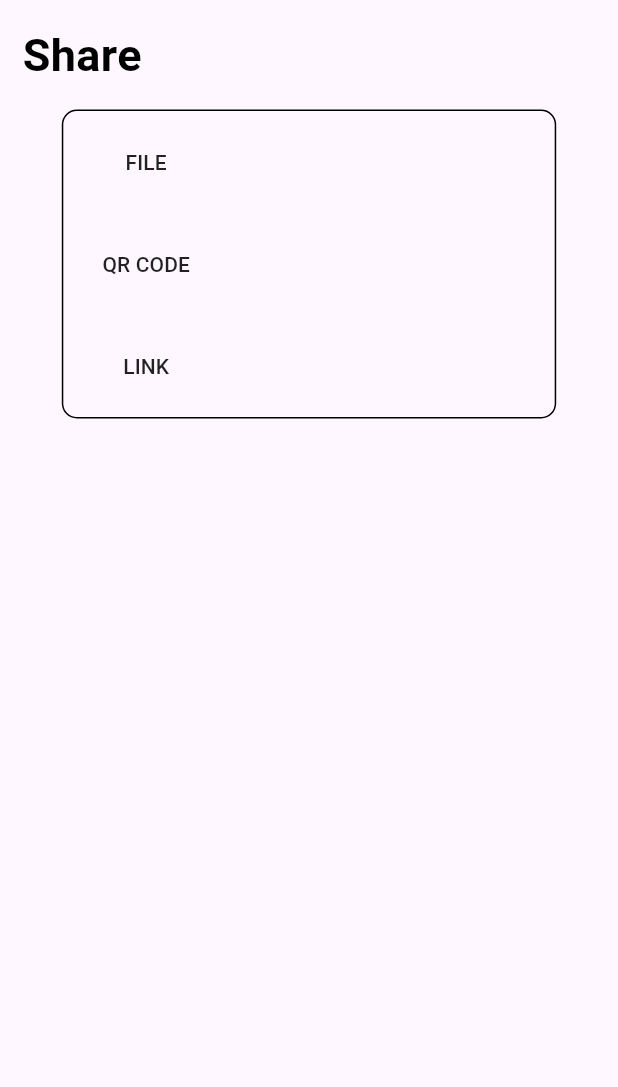
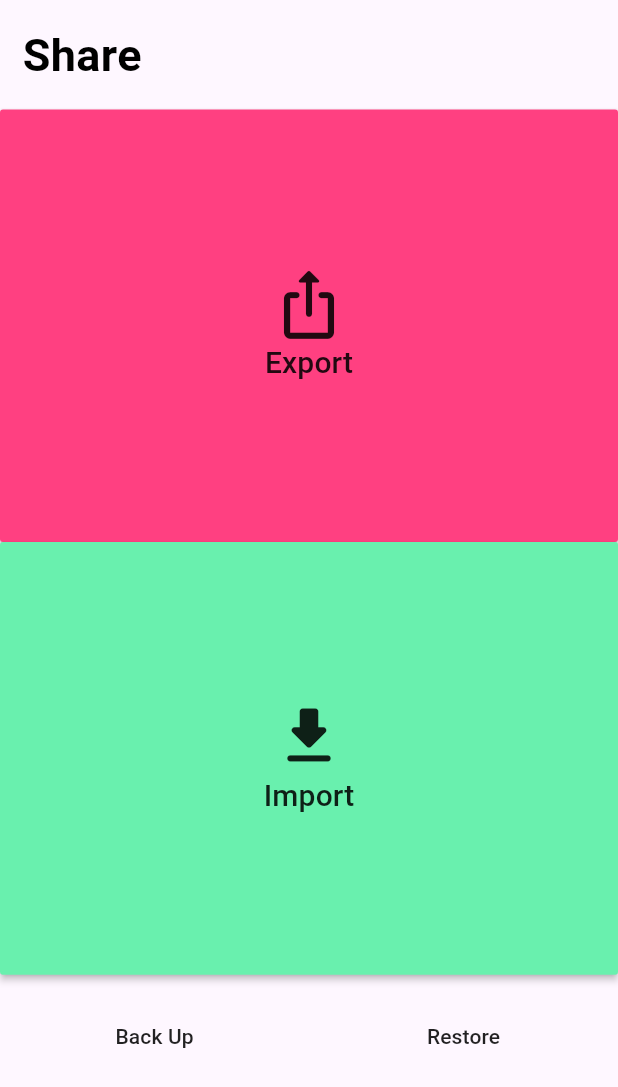
Before and after one commit to picel/c-voca, a Flutter app: the Share widget shown alone on an empty page, opened directly, on a phone screen of 412 x 824 dp. Shown: the top 1087 px of the screen. Run offline on Flutter 3.47's test engine with Material 2 defaults, Android fonts, the phone set to English and light mode, and no system bars; our stand-ins replace flutter_colorpicker, flutter_slidable, responsive_grid, sqflite; accounts and stored records are empty; network calls fail.

Commit message:
export book to server, and get qr image / link.

```diff
--- a/lib/share.dart
+++ b/lib/share.dart
@@ -7,7 +7,9 @@ class Share extends StatelessWidget {
   @override
   Widget build(BuildContext context) {
     return Container(
-      child: Column(mainAxisAlignment: MainAxisAlignment.start, children: [
+      child: Column(
+        mainAxisAlignment: MainAxisAlignment.start,
+        children: [
           Container(
             margin: EdgeInsets.all(15),
             child: Row(
@@ -20,46 +22,73 @@ class Share extends StatelessWidget {
               ],
             ),
           ),
-        Container(
-            width: MediaQuery.of(context).size.width * 0.8,
-            decoration: BoxDecoration(
-              border: Border.all(
-                color: Colors.black,
-                width: 1,
-              ),
-              borderRadius: BorderRadius.circular(10),
-            ),
+          MaterialButton(
+            onPressed: () {},
+            color: Colors.pinkAccent,
+            height: MediaQuery.of(context).size.height * 0.35,
             child: Row(
-              mainAxisAlignment: MainAxisAlignment.start,
+              mainAxisAlignment: MainAxisAlignment.center,
               children: [
                 Column(
+                  mainAxisAlignment: MainAxisAlignment.center,
                   children: [
-                    Container(
-                      padding: EdgeInsets.all(10),
-                      child: MaterialButton(
-                        onPressed: () {},
-                        child: Text("FILE"),
+                    Icon(
+                      Icons.ios_share_rounded,
+                      size: 50,
                     ),
-                    ),
-                    Container(
-                      padding: EdgeInsets.all(10),
-                      child: MaterialButton(
-                        onPressed: () {},
-                        child: Text("QR CODE"),
-                      ),
-                    ),
-                    Container(
-                      padding: EdgeInsets.all(10),
-                      child: MaterialButton(
-                        onPressed: () {},
-                        child: Text("LINK"),
+                    Text(
+                      "Export",
+                      style: TextStyle(
+                        fontSize: 20,
                       ),
                     ),
                   ],
                 )
               ],
-            ))
-      ]),
+            ),
+          ),
+          MaterialButton(
+            onPressed: () {},
+            color: Colors.greenAccent,
+            height: MediaQuery.of(context).size.height * 0.35,
+            child: Row(
+              mainAxisAlignment: MainAxisAlignment.center,
+              children: [
+                Column(
+                  mainAxisAlignment: MainAxisAlignment.center,
+                  children: [
+                    Icon(
+                      Icons.download_rounded,
+                      size: 50,
+                    ),
+                    Text(
+                      "Import",
+                      style: TextStyle(
+                        fontSize: 20,
+                      ),
+                    ),
+                  ],
+                )
+              ],
+            ),
+          ),
+          Row(
+            mainAxisAlignment: MainAxisAlignment.spaceAround,
+            children: [
+              MaterialButton(
+                onPressed: () {},
+                height: MediaQuery.of(context).size.height * 0.1,
+                child: Text("Back Up"),
+              ),
+              MaterialButton(
+                onPressed: () {},
+                height: MediaQuery.of(context).size.height * 0.1,
+                child: Text("Restore"),
+              ),
+            ],
+          )
+        ],
+      ),
     );
   }
 }
--- a/lib/wordList.dart
+++ b/lib/wordList.dart
@@ -78,6 +78,7 @@ class _WordListState extends State<WordList> {
   }
 
   Future getBookInfo(int bookId) async {
+    await BookManager.instance.getBooksJson([bookId]);
     var tmpBook = await BookManager.instance.getBook(bookId);
     if (tmpBook != "") {
       setState(() {
--- a/pubspec.yaml
+++ b/pubspec.yaml
@@ -31,13 +31,13 @@ dependencies:
     sdk: flutter
   sqflite:
   path:
+  http:
   path_provider:
   material_color_utilities: ^0.1.3
   curved_navigation_bar:
   flutter_colorpicker:
   responsive_grid:
   flutter_slidable:
-  flutter_expandable_fab:
 
 
   # The following adds the Cupertino Icons font to your application.
```
Also changed, not shown: lib/bookList.dart (+46 -0 lines), lib/db.dart (+32 -0 lines), lib/export.dart (added, +101 -0 lines), 1 other file. Lines whose indentation alone changed are shown as unchanged.
